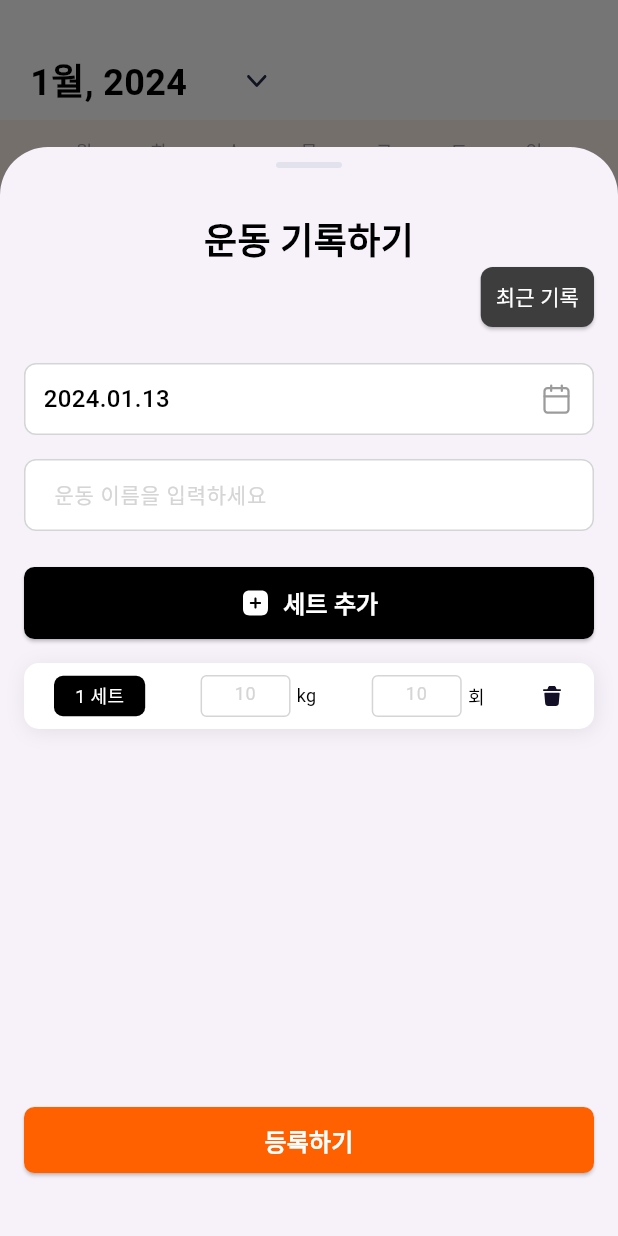
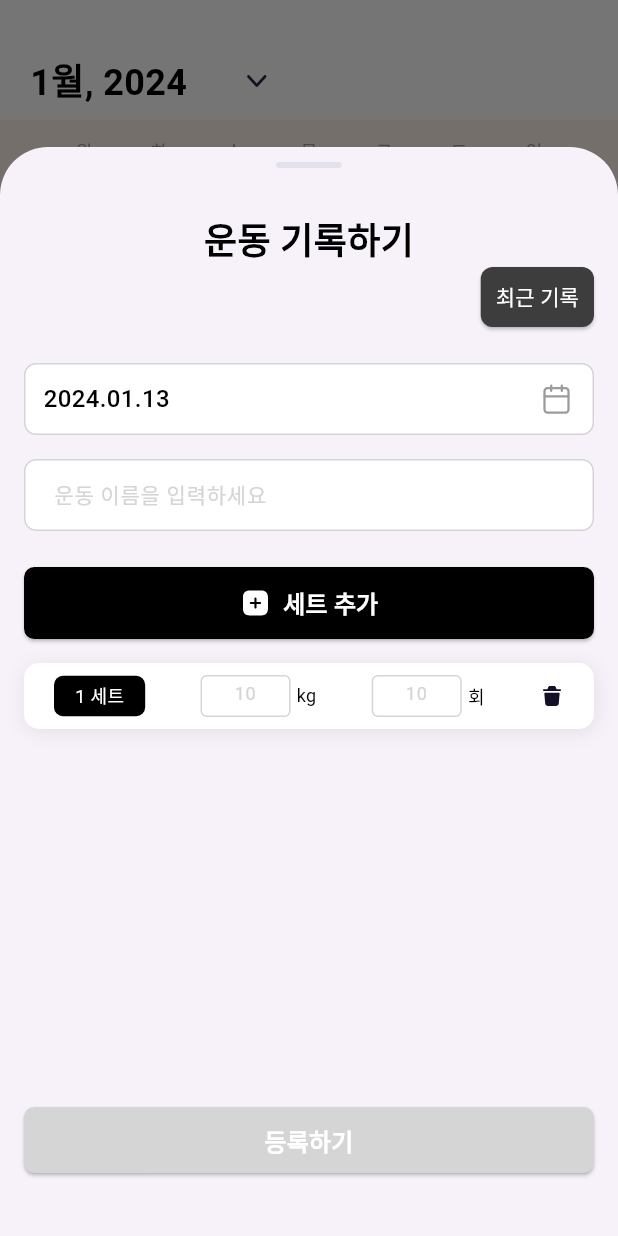
Before and after one commit to taesung1993/progressive_overload, a Flutter app: the screen it shows after launch, after a tap on "운동 기록하기", on a phone screen of 412 x 824 dp. Run offline on Flutter 3.47's test engine with Material 3 defaults, Android fonts, the light colour scheme and no system bars; drawn by our look-alikes of table_calendar; our stand-ins replace flutter_riverpod, flutter_svg, google_fonts.

Commit message:
publish creating_workout_bottom_sheet

```diff
--- /dev/null
+++ b/lib/classes/training_set_item_props.dart
@@ -0,0 +1,11 @@
+import 'package:flutter/material.dart';
+
+class TrainingSetItemProps {
+  TrainingSetItemProps({
+    this.weight = '',
+    this.count = '',
+  });
+
+  String weight;
+  String count;
+}
--- a/lib/widgets/creating_workout_bottom_sheet.dart
+++ b/lib/widgets/creating_workout_bottom_sheet.dart
@@ -1,6 +1,7 @@
 import 'package:flutter/material.dart';
 import 'package:flutter_svg/svg.dart';
 import 'package:intl/intl.dart';
+import 'package:progressive_overload/classes/training_set_item_props.dart';
 import 'package:progressive_overload/designs/Pallete.dart';
 import 'package:progressive_overload/designs/Typo.dart';
 import 'package:progressive_overload/widgets/date_picker_botttom_sheet.dart';
@@ -25,26 +26,11 @@ class _CreatingWorkoutBottomSheet extends State<CreatingWorkoutBottomSheet>
   late DateTime workedoutAt;
   late AnimationController _animationController;
 
-  void _openDatePicker() {
-    _animationController.forward(from: 0.0);
+  final List<TrainingSetItemProps> _trainingSetItems = [
+    TrainingSetItemProps(),
+  ];
 
-    showModalBottomSheet(
-      context: context,
-      shape: const RoundedRectangleBorder(
-        borderRadius: BorderRadius.only(
-          topLeft: Radius.circular(32),
-          topRight: Radius.circular(32),
-        ),
-      ),
-      clipBehavior: Clip.hardEdge,
-      builder: (context) {
-        return DatePickerBottomSheet(
-          now: workedoutAt,
-          datePickerFormat: DatePickerFormat.YYYYMMDD,
-        );
-      },
-    ).then((value) {});
-  }
+  String _workname = '';
 
   @override
   void initState() {
@@ -65,32 +51,48 @@ class _CreatingWorkoutBottomSheet extends State<CreatingWorkoutBottomSheet>
     _animationController.dispose();
   }
 
-  @override
-  Widget build(BuildContext context) {
-    return Stack(
-      children: [
-        Container(
-          height: 726,
-          padding: const EdgeInsets.only(
-            top: 48,
-            left: 16,
-            right: 16,
-            bottom: 40,
+  void _openDatePicker() {
+    _animationController.forward(from: 0.0);
+
+    showModalBottomSheet(
+      context: context,
+      shape: const RoundedRectangleBorder(
+        borderRadius: BorderRadius.only(
+          topLeft: Radius.circular(32),
+          topRight: Radius.circular(32),
         ),
-          child: Column(
-            children: [
-              Text(
+      ),
+      clipBehavior: Clip.hardEdge,
+      builder: (context) {
+        return DatePickerBottomSheet(
+          now: workedoutAt,
+          datePickerFormat: DatePickerFormat.YYYYMMDD,
+        );
+      },
+    ).then((value) {
+      if (value.runtimeType == DateTime) {
+        setState(() {
+          workedoutAt = value;
+        });
+      }
+    });
+  }
+
+  Widget _Title() {
+    return Text(
       '운동 기록하기',
       style: typos[Typos.H1_700]!.copyWith(
         color: pallete[Pallete.black],
       ),
-              ),
-              Container(
+    );
+  }
+
+  Widget _RecentRecords() {
+    return Container(
       alignment: Alignment.centerRight,
       child: ElevatedButton(
         style: ElevatedButton.styleFrom(
-                    padding:
-                        const EdgeInsets.symmetric(horizontal: 10, vertical: 8),
+          padding: const EdgeInsets.symmetric(horizontal: 10, vertical: 8),
           backgroundColor: const Color(0xff3D3D3D),
           shape: RoundedRectangleBorder(
             borderRadius: BorderRadius.circular(8.0),
@@ -104,9 +106,11 @@ class _CreatingWorkoutBottomSheet extends State<CreatingWorkoutBottomSheet>
         ),
         onPressed: () {},
       ),
-              ),
-              const SizedBox(height: 20),
-              Container(
+    );
+  }
+
+  Widget _WorkedoutAtFormControl() {
+    return Container(
       width: double.infinity,
       height: 48,
       padding: const EdgeInsets.only(left: 12, right: 0),
@@ -124,8 +128,7 @@ class _CreatingWorkoutBottomSheet extends State<CreatingWorkoutBottomSheet>
         children: [
           Text(
             DateFormat('yyyy.MM.dd').format(workedoutAt),
-                      style: typos[Typos.H3_500]!
-                          .copyWith(color: pallete[Pallete.black]),
+            style: typos[Typos.H3_500]!.copyWith(color: pallete[Pallete.black]),
           ),
           IconButton(
             onPressed: _openDatePicker,
@@ -137,10 +140,19 @@ class _CreatingWorkoutBottomSheet extends State<CreatingWorkoutBottomSheet>
           ),
         ],
       ),
-              ),
-              const SizedBox(height: 16),
-              TextField(
+    );
+  }
+
+  void _onChangeWorkoutName(String value) {
+    setState(() {
+      _workname = value;
+    });
+  }
+
+  Widget _WorkoutNameFormControl() {
+    return TextField(
       keyboardType: TextInputType.text,
+      onChanged: _onChangeWorkoutName,
       style: typos[Typos.H3_500]!.copyWith(
         color: pallete[Pallete.black],
       ),
@@ -171,13 +183,20 @@ class _CreatingWorkoutBottomSheet extends State<CreatingWorkoutBottomSheet>
           borderRadius: BorderRadius.circular(8.0),
         ),
       ),
-              ),
-              const SizedBox(height: 24),
-              ElevatedButton(
-                onPressed: () {},
+    );
+  }
+
+  Widget _AddTrainingSet() {
+    return ElevatedButton(
+      onPressed: () {
+        setState(() {
+          _trainingSetItems.add(
+            TrainingSetItemProps(),
+          );
+        });
+      },
       style: ElevatedButton.styleFrom(
-                  padding:
-                      const EdgeInsets.symmetric(horizontal: 16, vertical: 14),
+        padding: const EdgeInsets.symmetric(horizontal: 16, vertical: 14),
         backgroundColor: pallete[Pallete.black],
         shape: RoundedRectangleBorder(
           borderRadius: BorderRadius.circular(7.0),
@@ -198,28 +217,24 @@ class _CreatingWorkoutBottomSheet extends State<CreatingWorkoutBottomSheet>
           ),
         ],
       ),
-              ),
-              const SizedBox(
-                height: 16,
-              ),
-              const Expanded(
-                child: SingleChildScrollView(
-                  child: Column(
-                    children: [
-                      TrainingSetItem(),
-                    ],
-                  ),
-                ),
-              ),
-              const SizedBox(
-                height: 16,
-              ),
-              ElevatedButton(
-                onPressed: () {},
+    );
+  }
+
+  get isValid {
+    return _workname.isNotEmpty &&
+        _trainingSetItems
+            .every((item) => item.count.isNotEmpty && item.weight.isNotEmpty);
+  }
+
+  Widget _SubmitButton() {
+    return ElevatedButton(
+      onPressed: () {
+        print(isValid);
+      },
       style: ElevatedButton.styleFrom(
-                  padding:
-                      const EdgeInsets.symmetric(horizontal: 16, vertical: 14),
-                  backgroundColor: pallete[Pallete.primary1],
+        padding: const EdgeInsets.symmetric(horizontal: 16, vertical: 14),
+        backgroundColor:
+            isValid ? pallete[Pallete.primary1] : pallete[Pallete.grey],
         shape: RoundedRectangleBorder(
           borderRadius: BorderRadius.circular(7.0),
         ),
@@ -231,7 +246,86 @@ class _CreatingWorkoutBottomSheet extends State<CreatingWorkoutBottomSheet>
               .copyWith(color: pallete[Pallete.white], height: 1),
         ),
       ),
+    );
+  }
+
+  void Function(String value) _onChangeWorkoutCount(int index) {
+    return (String value) {
+      setState(() {
+        _trainingSetItems[index].count = value;
+      });
+    };
+  }
+
+  void Function(String value) _onChangeWorkoutWeight(int index) {
+    return (String value) {
+      setState(() {
+        _trainingSetItems[index].weight = value;
+      });
+    };
+  }
+
+  void _onDeleteTrainingSetItem(int index) {
+    setState(() {
+      _trainingSetItems.removeAt(index);
+    });
+  }
+
+  @override
+  Widget build(BuildContext context) {
+    return Stack(
+      children: [
+        Container(
+          height: 726,
+          padding: const EdgeInsets.only(
+            top: 48,
+            left: 16,
+            right: 16,
+            bottom: 40,
+          ),
+          child: Column(
+            children: [
+              _Title(),
+              _RecentRecords(),
+              const SizedBox(height: 20),
+              _WorkedoutAtFormControl(),
+              const SizedBox(height: 16),
+              _WorkoutNameFormControl(),
+              const SizedBox(height: 24),
+              _AddTrainingSet(),
+              const SizedBox(
+                height: 16,
+              ),
+              Expanded(
+                child: SingleChildScrollView(
+                  child: Column(
+                    children: [
+                      for (var index = 0;
+                          index < _trainingSetItems.length;
+                          index++)
+                        Column(
+                          children: [
+                            TrainingSetItem(
+                              setNumber: index + 1,
+                              onChangeWorkoutCount:
+                                  _onChangeWorkoutCount(index),
+                              onChangeWorkoutWeight:
+                                  _onChangeWorkoutWeight(index),
+                              onDeleteTrainingSetItem: () =>
+                                  _onDeleteTrainingSetItem(index),
+                            ),
+                            if (index != _trainingSetItems.length - 1)
+                              const SizedBox(height: 10),
+                          ],
                         )
+                    ],
+                  ),
+                ),
+              ),
+              const SizedBox(
+                height: 16,
+              ),
+              _SubmitButton(),
             ],
           ),
         ),
--- a/lib/widgets/training_set_item.dart
+++ b/lib/widgets/training_set_item.dart
@@ -4,7 +4,18 @@ import 'package:progressive_overload/designs/Pallete.dart';
 import 'package:progressive_overload/designs/Typo.dart';
 
 class TrainingSetItem extends StatelessWidget {
-  const TrainingSetItem({Key? key}) : super(key: key);
+  const TrainingSetItem({
+    super.key,
+    required this.setNumber,
+    required this.onChangeWorkoutCount,
+    required this.onChangeWorkoutWeight,
+    required this.onDeleteTrainingSetItem,
+  });
+
+  final int setNumber;
+  final void Function(String value) onChangeWorkoutCount;
+  final void Function(String value) onChangeWorkoutWeight;
+  final void Function() onDeleteTrainingSetItem;
 
   @override
   Widget build(BuildContext context) {
@@ -35,7 +46,7 @@ class TrainingSetItem extends StatelessWidget {
                 borderRadius: BorderRadius.circular(6.0),
               ),
               child: Text(
-                '1 세트',
+                '$setNumber 세트',
                 style: typos[Typos.T2_500]!.copyWith(
                   color: pallete[Pallete.white],
                 ),
@@ -48,6 +59,7 @@ class TrainingSetItem extends StatelessWidget {
                   height: 28,
                   child: TextField(
                     keyboardType: TextInputType.number,
+                    onChanged: onChangeWorkoutWeight,
                     textAlign: TextAlign.center,
                     style: typos[Typos.T2_500]!.copyWith(
                       color: pallete[Pallete.black],
@@ -90,6 +102,7 @@ class TrainingSetItem extends StatelessWidget {
                   height: 28,
                   child: TextField(
                     keyboardType: TextInputType.number,
+                    onChanged: onChangeWorkoutCount,
                     textAlign: TextAlign.center,
                     style: typos[Typos.T2_500]!.copyWith(
                       color: pallete[Pallete.black],
@@ -133,6 +146,7 @@ class TrainingSetItem extends StatelessWidget {
                 color: pallete[Pallete.lightGrey2],
               ),
               child: InkWell(
+                onTap: setNumber == 1 ? null : onDeleteTrainingSetItem,
                 child: SvgPicture.asset(
                   'assets/icons/trash.svg',
                   width: 16,
```
Lines whose indentation alone changed are shown as unchanged.
